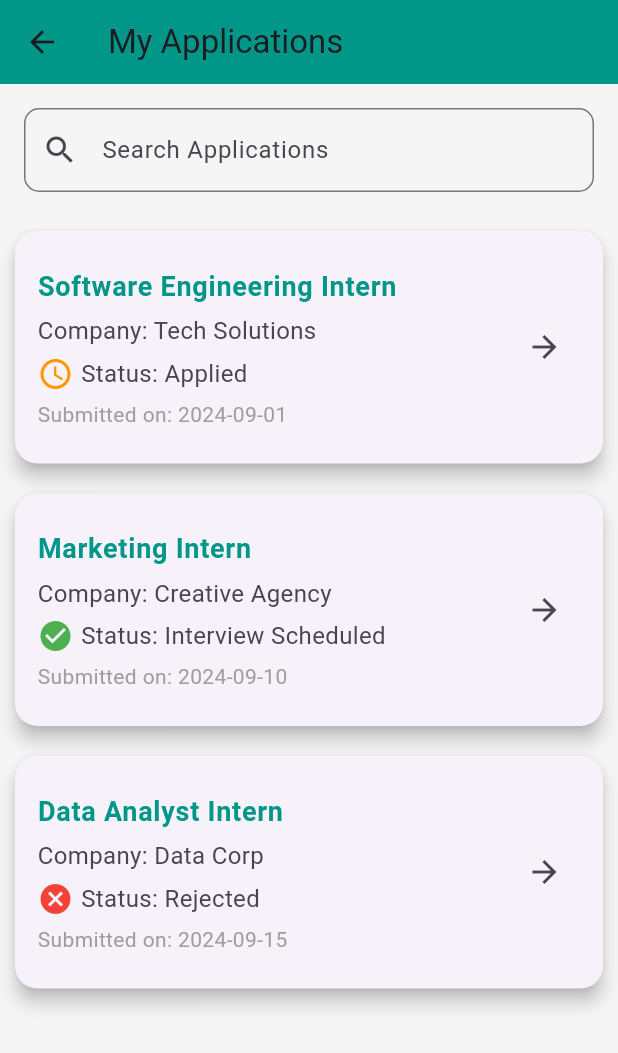
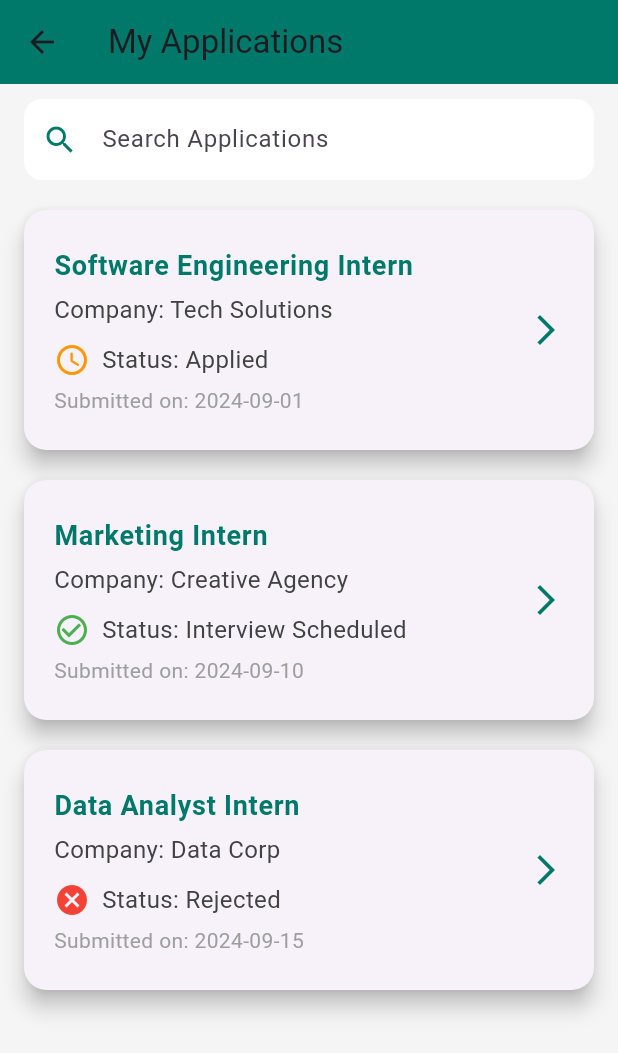
Before and after one commit to JUMAPETER736/INTERN_HUB, a Flutter app: the Applications screen opened directly, on a phone screen of 412 x 824 dp. Shown: the top 1053 px of the screen. Run offline on Flutter 3.47's test engine with Material 3 defaults, Android fonts, the phone set to English and light mode, and no system bars; our stand-ins replace cloud_firestore, firebase_auth, firebase_core, fluttertoast; accounts and stored records are empty.

Commit message:
Making Modifications in the Applications Class

```diff
--- a/lib/Home/Applications.dart
+++ b/lib/Home/Applications.dart
@@ -14,8 +14,12 @@ class Application {
   });
 }
 
-class Applications extends StatelessWidget {
-  // Sample list of applications
+class Applications extends StatefulWidget {
+  @override
+  _ApplicationsState createState() => _ApplicationsState();
+}
+
+class _ApplicationsState extends State<Applications> {
   final List<Application> applications = [
     Application(
       internshipTitle: 'Software Engineering Intern',
@@ -37,38 +41,62 @@ class Applications extends StatelessWidget {
     ),
   ];
 
+  List<Application> filteredApplications = [];
+
+  @override
+  void initState() {
+    super.initState();
+    filteredApplications = applications;
+  }
+
+  void _filterApplications(String query) {
+    final results = applications.where((application) {
+      final internshipTitleLower = application.internshipTitle.toLowerCase();
+      final companyLower = application.company.toLowerCase();
+      final searchLower = query.toLowerCase();
+
+      return internshipTitleLower.contains(searchLower) ||
+          companyLower.contains(searchLower);
+    }).toList();
+
+    setState(() {
+      filteredApplications = results;
+    });
+  }
+
   @override
   Widget build(BuildContext context) {
     return Scaffold(
       appBar: AppBar(
         title: Text('My Applications'),
-        backgroundColor: Colors.teal,
+        backgroundColor: Colors.teal[700], // Darker teal for a modern look
       ),
       body: Container(
-        color: Colors.grey[100], // Subtle background color
+        color: Colors.grey[100],
         child: Column(
           children: [
-            // Search bar
             Padding(
-              padding: const EdgeInsets.all(16.0),
+              padding: const EdgeInsets.symmetric(horizontal: 16, vertical: 10),
               child: TextField(
+                onChanged: (query) => _filterApplications(query),
                 decoration: InputDecoration(
                   labelText: 'Search Applications',
-                  prefixIcon: Icon(Icons.search),
+                  prefixIcon: Icon(Icons.search, color: Colors.teal[700]),
+                  filled: true,
+                  fillColor: Colors.white,
                   border: OutlineInputBorder(
-                    borderRadius: BorderRadius.circular(10.0),
-                    borderSide: BorderSide(
-                      color: Colors.teal,
-                    ),
+                    borderRadius: BorderRadius.circular(12),
+                    borderSide: BorderSide.none,
                   ),
+                  contentPadding: EdgeInsets.symmetric(vertical: 15),
                 ),
               ),
             ),
             Expanded(
               child: ListView.builder(
-                itemCount: applications.length,
+                itemCount: filteredApplications.length,
                 itemBuilder: (context, index) {
-                  final application = applications[index];
+                  final application = filteredApplications[index];
                   return _buildApplicationCard(application);
                 },
               ),
@@ -81,37 +109,37 @@ class Applications extends StatelessWidget {
 
   Widget _buildApplicationCard(Application application) {
     return Card(
-      elevation: 5, // Shadow effect
-      margin: EdgeInsets.all(10.0),
+      elevation: 6,
+      margin: EdgeInsets.symmetric(horizontal: 16, vertical: 10),
       shape: RoundedRectangleBorder(
-        borderRadius: BorderRadius.circular(15), // Rounded corners
+        borderRadius: BorderRadius.circular(15),
       ),
       child: ListTile(
-        contentPadding: EdgeInsets.all(15), // Padding inside the card
+        contentPadding: EdgeInsets.symmetric(horizontal: 20, vertical: 15),
         title: Text(
           application.internshipTitle,
           style: TextStyle(
             fontWeight: FontWeight.bold,
             fontSize: 18,
-            color: Colors.teal,
+            color: Colors.teal[700],
           ),
         ),
         subtitle: Column(
           crossAxisAlignment: CrossAxisAlignment.start,
           children: [
-            SizedBox(height: 5), // Space between title and subtitle
+            SizedBox(height: 5),
             Text(
               'Company: ${application.company}',
-              style: TextStyle(fontSize: 16),
+              style: TextStyle(fontSize: 16, color: Colors.grey[800]),
             ),
-            SizedBox(height: 5),
+            SizedBox(height: 10),
             Row(
               children: [
                 Icon(
                   application.status == 'Applied'
-                      ? Icons.access_time
+                      ? Icons.access_time_rounded
                       : application.status == 'Interview Scheduled'
-                      ? Icons.check_circle
+                      ? Icons.check_circle_outline
                       : Icons.cancel,
                   color: application.status == 'Applied'
                       ? Colors.orange
@@ -119,25 +147,97 @@ class Applications extends StatelessWidget {
                       ? Colors.green
                       : Colors.red,
                 ),
-                SizedBox(width: 5), // Space between icon and text
+                SizedBox(width: 8),
                 Text(
                   'Status: ${application.status}',
-                  style: TextStyle(fontSize: 16),
+                  style: TextStyle(fontSize: 16, color: Colors.grey[800]),
                 ),
               ],
             ),
             SizedBox(height: 5),
             Text(
               'Submitted on: ${application.submissionDate}',
-              style: TextStyle(fontSize: 14, color: Colors.grey),
+              style: TextStyle(fontSize: 14, color: Colors.grey[500]),
             ),
           ],
         ),
-        trailing: IconButton(
-          icon: Icon(Icons.arrow_forward),
-          onPressed: () {
-            // Navigate to application details or perform an action
-          },
+        trailing: Icon(Icons.arrow_forward_ios, color: Colors.teal[700]),
+        onTap: () {
+          Navigator.push(
+            context,
+            MaterialPageRoute(
+              builder: (context) => ApplicationDetailPage(application: application),
+            ),
+          );
+        },
+      ),
+    );
+  }
+}
+
+class ApplicationDetailPage extends StatelessWidget {
+  final Application application;
+
+  ApplicationDetailPage({required this.application});
+
+  @override
+  Widget build(BuildContext context) {
+    return Scaffold(
+      appBar: AppBar(
+        title: Text(application.internshipTitle),
+        backgroundColor: Colors.teal[700],
+      ),
+      body: Padding(
+        padding: const EdgeInsets.all(16.0),
+        child: Column(
+          crossAxisAlignment: CrossAxisAlignment.start,
+          children: [
+            Text(
+              'Company: ${application.company}',
+              style: TextStyle(fontSize: 22, fontWeight: FontWeight.bold, color: Colors.grey[800]),
+            ),
+            SizedBox(height: 20),
+            Row(
+              children: [
+                Icon(
+                  application.status == 'Applied'
+                      ? Icons.access_time_rounded
+                      : application.status == 'Interview Scheduled'
+                      ? Icons.check_circle_outline
+                      : Icons.cancel,
+                  color: application.status == 'Applied'
+                      ? Colors.orange
+                      : application.status == 'Interview Scheduled'
+                      ? Colors.green
+                      : Colors.red,
+                ),
+                SizedBox(width: 8),
+                Text(
+                  'Status: ${application.status}',
+                  style: TextStyle(fontSize: 20, color: Colors.grey[700]),
+                ),
+              ],
+            ),
+            SizedBox(height: 20),
+            Text(
+              'Submitted on: ${application.submissionDate}',
+              style: TextStyle(fontSize: 18, color: Colors.grey[500]),
+            ),
+            SizedBox(height: 30),
+            ElevatedButton(
+              onPressed: () {
+                // Action for button (e.g., withdraw application, etc.)
+              },
+              child: Text('Take Action'),
+              style: ElevatedButton.styleFrom(
+                backgroundColor: Colors.teal[700],
+                padding: EdgeInsets.symmetric(horizontal: 30, vertical: 12),
+                shape: RoundedRectangleBorder(
+                  borderRadius: BorderRadius.circular(12),
+                ),
+              ),
+            ),
+          ],
         ),
       ),
     );
```
